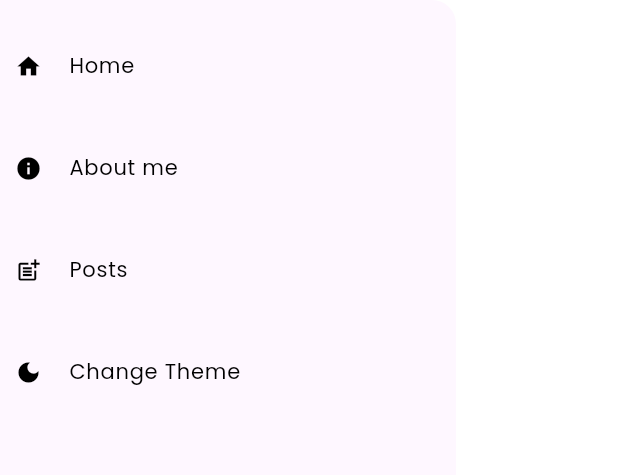
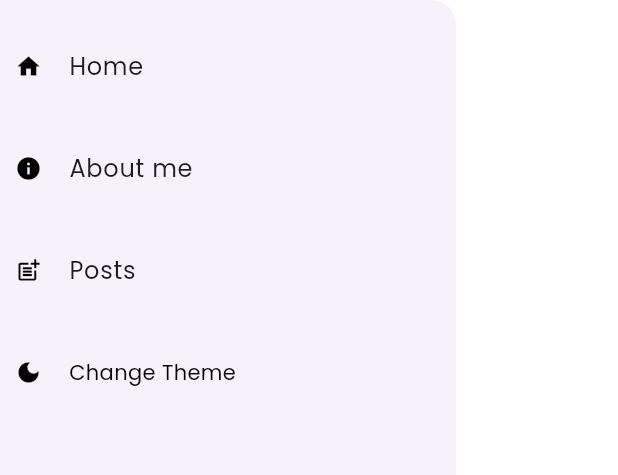
Before and after one commit to Iaashish13/Iaashish13.github.io, a Flutter app: the DrawerWidget widget shown alone on an empty page, opened directly, on a phone screen of 412 x 824 dp. Shown: the top 475 px of the screen. Run offline on Flutter 3.47's test engine with Material 3 defaults, Android fonts, the phone set to English and light mode, and no system bars; our stand-ins replace flutter_bloc, get_it, go_router, shared_preferences; accounts and stored records are empty.

Commit message:
added responsive code

```diff
--- /dev/null
+++ b/devtools_options.yaml
@@ -0,0 +1,3 @@
+description: This file stores settings for Dart & Flutter DevTools.
+documentation: https://docs.flutter.dev/tools/devtools/extensions#configure-extension-enablement-states
+extensions:
--- /dev/null
+++ b/lib/core/route/app_routes.dart
@@ -0,0 +1,13 @@
+import 'package:go_router/go_router.dart';
+import 'package:my_website/core/route/route_paths.dart';
+import 'package:my_website/screens/home_page.dart';
+
+// GoRouter configuration
+final router = GoRouter(
+  routes: [
+    GoRoute(
+        path: homeRoute,
+        name: homeRoute,
+        builder: (context, state) => const Homepage()),
+  ],
+);
--- /dev/null
+++ b/lib/core/route/route.dart
@@ -0,0 +1,2 @@
+export 'app_routes.dart';
+export 'route_paths.dart';
--- /dev/null
+++ b/lib/core/route/route_paths.dart
@@ -0,0 +1 @@
+const homeRoute = '/';
--- a/lib/features/theme/dark_theme.dart
+++ b/lib/features/theme/dark_theme.dart
@@ -1,7 +1,7 @@
 import 'package:flutter/material.dart';
 
 final darkTheme = ThemeData(
-  backgroundColor: Colors.black,
+
   fontFamily: 'Poppins',
   iconTheme: const IconThemeData(color: Colors.white, size: 18),
   appBarTheme:
@@ -9,17 +9,17 @@ final darkTheme = ThemeData(
   primaryColor: Colors.blueAccent,
   scaffoldBackgroundColor: Colors.black,
   textTheme: const TextTheme(
-    bodyText1: TextStyle(
+    bodyMedium: TextStyle(
       fontWeight: FontWeight.w500,
       fontSize: 14,
       color: Colors.white,
     ),
-    headline5: TextStyle(
+   displayMedium: TextStyle(
       fontWeight: FontWeight.w600,
       fontSize: 20,
       color: Colors.white,
     ),
-    bodyText2: TextStyle(
+    bodySmall: TextStyle(
       fontWeight: FontWeight.w300,
       fontSize: 11,
       color: Colors.grey,
--- a/lib/features/theme/light_theme.dart
+++ b/lib/features/theme/light_theme.dart
@@ -1,7 +1,7 @@
 import 'package:flutter/material.dart';
 
 final lightTheme = ThemeData(
-  backgroundColor: Colors.white,
+
   iconTheme: const IconThemeData(color: Colors.black, size: 18),
   appBarTheme:
       const AppBarTheme(backgroundColor: Colors.blueAccent, elevation: 1),
@@ -9,16 +9,16 @@ final lightTheme = ThemeData(
   fontFamily: 'Poppins',
   scaffoldBackgroundColor: Colors.white,
   textTheme: const TextTheme(
-      headline5: TextStyle(
+      displayMedium: TextStyle(
           fontWeight: FontWeight.w600, fontSize: 20, color: Colors.black),
-      bodyText1: TextStyle(
+      bodyMedium: TextStyle(
         fontWeight: FontWeight.w500,
         fontSize: 14,
         color: Colors.black,
       ),
-      bodyText2: TextStyle(
+      bodySmall: TextStyle(
         fontWeight: FontWeight.w300,
         fontSize: 13,
         color: Colors.grey,
-      )),
+      ),),
 );
--- a/lib/main.dart
+++ b/lib/main.dart
@@ -1,21 +1,23 @@
 import 'package:flutter/material.dart';
 import 'package:flutter_bloc/flutter_bloc.dart';
+import 'package:my_website/core/route/route.dart';
 import 'package:my_website/features/theme/cubit/theme_cubit_cubit.dart';
 import 'package:my_website/features/theme/dark_theme.dart';
 import 'package:my_website/features/theme/light_theme.dart';
 import 'package:my_website/injector.dart';
-import 'package:my_website/services/routes/routes.gr.dart';
+
 
 void main() async {
   WidgetsFlutterBinding.ensureInitialized();
   await setupLocator();
 
-  runApp(MyApp());
+  runApp(
+    const MyApp(),
+  );
 }
 
 class MyApp extends StatelessWidget {
-  MyApp({Key? key}) : super(key: key);
-  final _appRouter = AppRouter();
+  const MyApp({super.key});
 
   @override
   Widget build(BuildContext context) {
@@ -27,9 +29,9 @@ class MyApp extends StatelessWidget {
       child: BlocBuilder<ChangeThemeCubit, bool>(
         builder: (context, state) {
           return MaterialApp.router(
+
+            routerConfig: router,
             debugShowCheckedModeBanner: false,
-            routeInformationParser: _appRouter.defaultRouteParser(),
-            routerDelegate: _appRouter.delegate(),
             title: 'My website',
             theme: state ? darkTheme : lightTheme,
           );
--- a/lib/responsive_widgets/drawer_widget.dart
+++ b/lib/responsive_widgets/drawer_widget.dart
@@ -9,7 +9,7 @@ class DrawerWidget extends StatelessWidget {
   @override
   Widget build(BuildContext context) {
     return Drawer(
-      backgroundColor: Theme.of(context).backgroundColor,
+
       child: ListView(
           children: listofDrawer
               .map(
@@ -25,7 +25,7 @@ class DrawerWidget extends StatelessWidget {
                     ),
                     title: Text(
                       e.title,
-                      style: Theme.of(context).textTheme.bodyText1,
+                      style: Theme.of(context).textTheme.bodyLarge,
                     ),
                     onTap: () {},
                   ),
@@ -46,7 +46,7 @@ class DrawerWidget extends StatelessWidget {
                     ),
                     title: Text(
                       'Change Theme',
-                      style: Theme.of(context).textTheme.bodyText1,
+                      style: Theme.of(context).textTheme.bodyMedium,
                     ),
                     onTap: () {
                       BlocProvider.of<ChangeThemeCubit>(context)
--- a/lib/responsive_widgets/title_widget.dart
+++ b/lib/responsive_widgets/title_widget.dart
@@ -25,7 +25,7 @@ class TitleWidget extends StatelessWidget {
                     child: Text(
                       e,
                       textAlign: TextAlign.center,
-                      style: Theme.of(context).textTheme.headline5,
+                      style: Theme.of(context).textTheme.displayLarge,
                     )),
               ))
           .toList()
--- a/lib/screens/second_page.dart
+++ b/lib/screens/second_page.dart
@@ -13,7 +13,7 @@ class SecondPage extends StatelessWidget {
           Center(
             child: Text(
               'Responsive design',
-              style: Theme.of(context).textTheme.bodyText1,
+              style: Theme.of(context).textTheme.bodyMedium
             ),
           ),
         ],
```
Also changed, not shown: lib/core/responsive/device_type.dart (added, +21 -0 lines), lib/screens/home_page.dart (+25 -19 lines), lib/services/responsive/responsive_device.dart (+5 -3 lines), lib/services/routes/routes.dart (deleted, +0 -19 lines), pubspec.yaml (+10 -26 lines), lib/services/routes/routes.gr.dart (deleted), lib/utils/device_size.dart (added), pubspec.lock, 10 other files.
